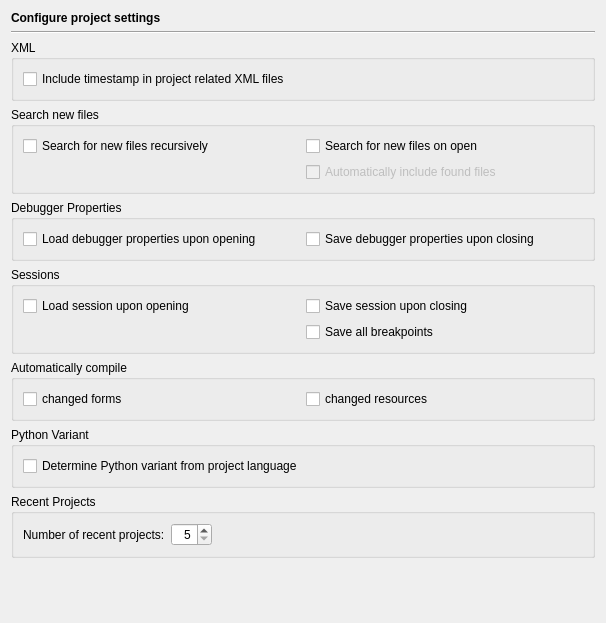
First picture: the form in Preferences/ConfigurationPages/ProjectPage.ui, repository testmana2/test, before the edit.
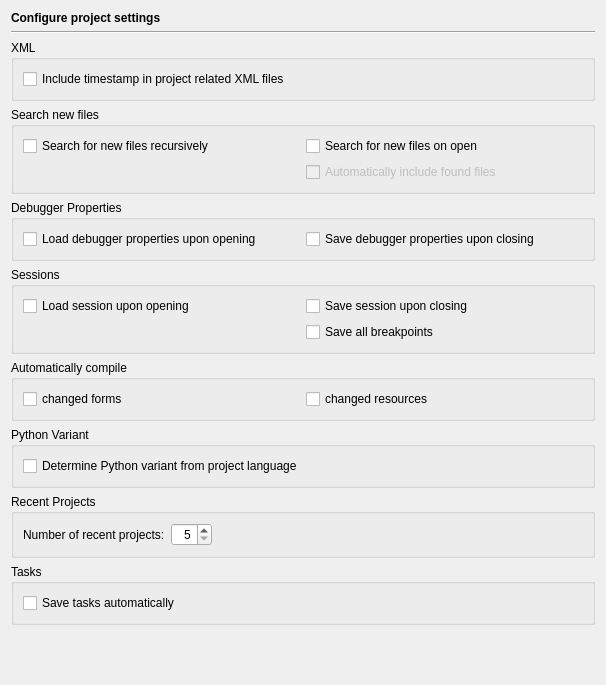
Second picture: the form after the edit.

Commit message: Added capability to save project tasks automatically (configurable on project configuration page of configuration dialog).

What changed in the file:
```diff
--- a/Preferences/ConfigurationPages/ProjectPage.ui
+++ b/Preferences/ConfigurationPages/ProjectPage.ui
@@ -7,10 +7,10 @@
     <x>0</x>
     <y>0</y>
     <width>602</width>
-    <height>623</height>
+    <height>685</height>
    </rect>
   </property>
-  <layout class="QVBoxLayout" name="verticalLayout_2">
+  <layout class="QVBoxLayout" name="verticalLayout_3">
    <item>
     <widget class="QLabel" name="headerLabel">
      <property name="text">
@@ -250,6 +250,25 @@
      </layout>
     </widget>
    </item>
+   <item>
+    <widget class="QGroupBox" name="groupBox_8">
+     <property name="title">
+      <string>Tasks</string>
+     </property>
+     <layout class="QVBoxLayout" name="verticalLayout_2">
+      <item>
+       <widget class="QCheckBox" name="autosaveTasksCheckBox">
+        <property name="toolTip">
+         <string>Select to save the project tasks automatically</string>
+        </property>
+        <property name="text">
+         <string>Save tasks automatically</string>
+        </property>
+       </widget>
+      </item>
+     </layout>
+    </widget>
+   </item>
    <item>
     <spacer>
      <property name="orientation">
```
The commit also changes 20 other files.
